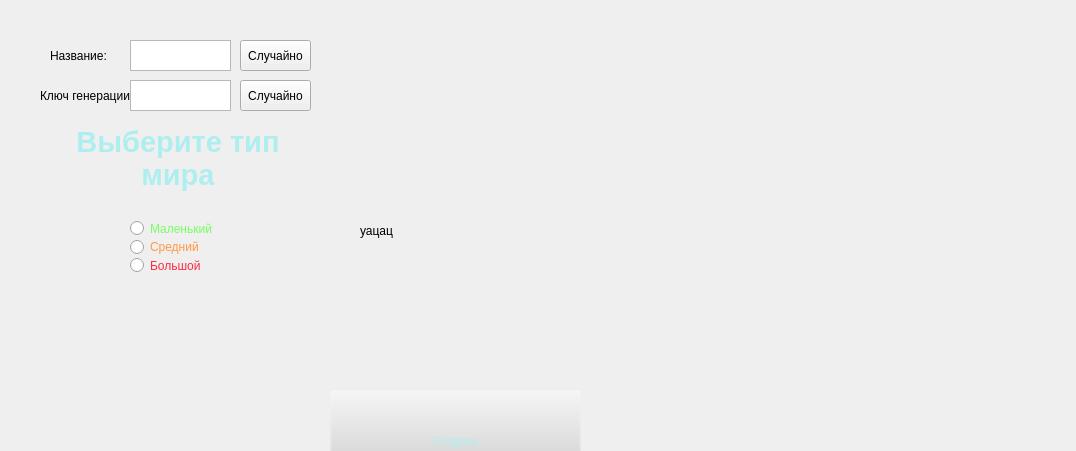
Old version of the form New_world.ui in the repository Moonsoon2020/Game; both pictures show x 0 to 1076 and y 0 to 451 of the 1076 by 650 pixel window.
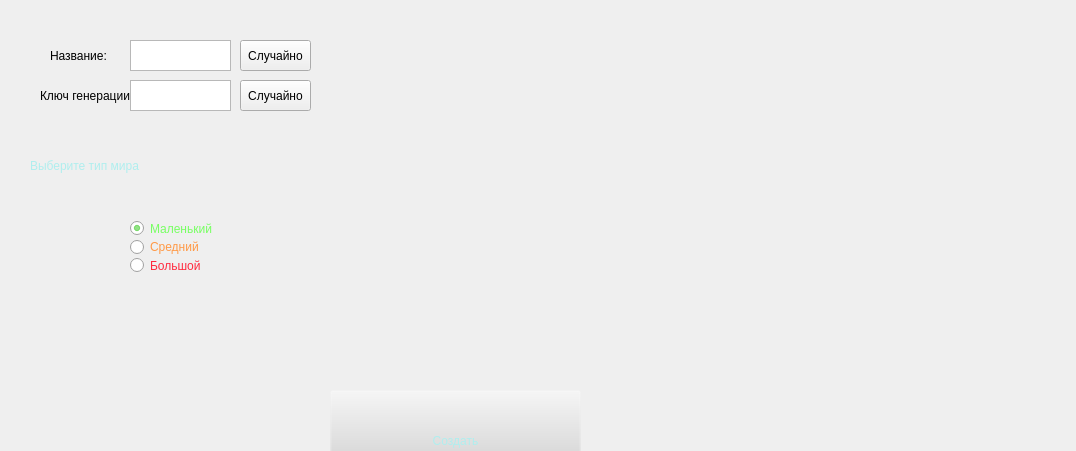
New version of the form.

Patch:
```diff
--- a/New_world.ui
+++ b/New_world.ui
@@ -101,6 +101,9 @@
    <property name="text">
     <string>Маленький</string>
    </property>
+   <property name="checked">
+    <bool>true</bool>
+   </property>
   </widget>
   <widget class="QRadioButton" name="radioButton_average">
    <property name="geometry">
@@ -134,27 +137,6 @@
     <string>Большой</string>
    </property>
   </widget>
-  <widget class="QTextBrowser" name="textBrowser">
-   <property name="geometry">
-    <rect>
-     <x>50</x>
-     <y>120</y>
-     <width>256</width>
-     <height>91</height>
-    </rect>
-   </property>
-   <property name="styleSheet">
-    <string notr="true">font: 22pt &quot;Berlin Sans FB&quot;; color: rgb(175,238,238);
-background-color: rgb(204, 204, 204, 0);</string>
-   </property>
-   <property name="html">
-    <string>&lt;!DOCTYPE HTML PUBLIC &quot;-//W3C//DTD HTML 4.0//EN&quot; &quot;http://www.w3.org/TR/REC-html40/strict.dtd&quot;&gt;
-&lt;html&gt;&lt;head&gt;&lt;meta name=&quot;qrichtext&quot; content=&quot;1&quot; /&gt;&lt;style type=&quot;text/css&quot;&gt;
-p, li { white-space: pre-wrap; }
-&lt;/style&gt;&lt;/head&gt;&lt;body style=&quot; font-family:'Berlin Sans FB'; font-size:22pt; font-weight:400; font-style:normal;&quot;&gt;
-&lt;p align=&quot;center&quot; style=&quot; margin-top:0px; margin-bottom:0px; margin-left:0px; margin-right:0px; -qt-block-indent:0; text-indent:0px;&quot;&gt;&lt;span style=&quot; font-family:'MS Shell Dlg 2'; font-weight:600;&quot;&gt;Выберите тип мира&lt;/span&gt;&lt;/p&gt;&lt;/body&gt;&lt;/html&gt;</string>
-   </property>
-  </widget>
   <widget class="QPushButton" name="create_btn">
    <property name="geometry">
     <rect>
@@ -175,14 +157,18 @@
   <widget class="QLabel" name="label_error">
    <property name="geometry">
     <rect>
-     <x>360</x>
-     <y>120</y>
-     <width>301</width>
-     <height>221</height>
+     <x>380</x>
+     <y>10</y>
+     <width>671</width>
+     <height>121</height>
     </rect>
    </property>
+   <property name="styleSheet">
+    <string notr="true">font: 22pt &quot;Berlin Sans FB&quot;; color: rgb(175,238,238);
+background-color: rgb(204, 204, 204, 0);</string>
+   </property>
    <property name="text">
-    <string>уацац</string>
+    <string/>
    </property>
   </widget>
   <widget class="QPushButton" name="back_button">
@@ -202,6 +188,23 @@
     <string>Назад</string>
    </property>
   </widget>
+  <widget class="QLabel" name="label_v">
+   <property name="geometry">
+    <rect>
+     <x>30</x>
+     <y>120</y>
+     <width>411</width>
+     <height>91</height>
+    </rect>
+   </property>
+   <property name="styleSheet">
+    <string notr="true">font: 22pt &quot;Berlin Sans FB&quot;; color: rgb(175,238,238);
+background-color: rgb(204, 204, 204, 0);</string>
+   </property>
+   <property name="text">
+    <string>Выберите тип мира</string>
+   </property>
+  </widget>
  </widget>
  <resources/>
  <connections/>
```
